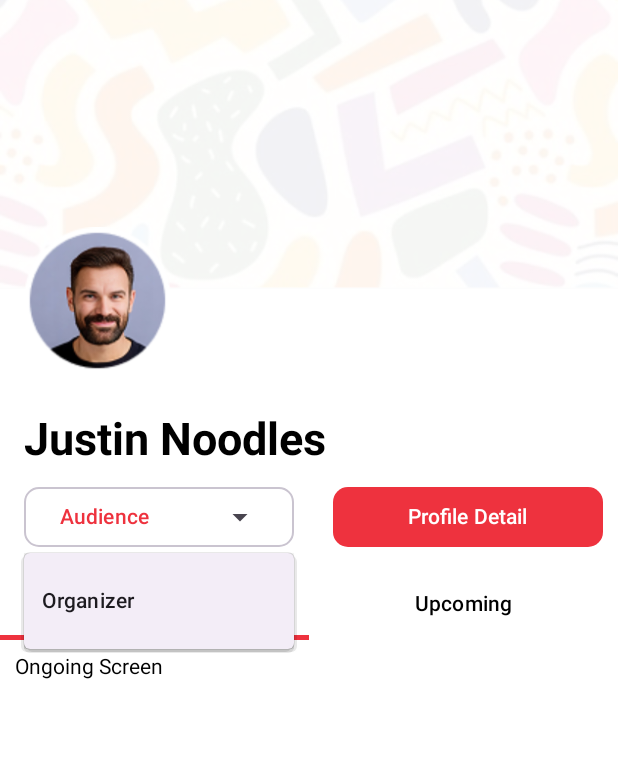
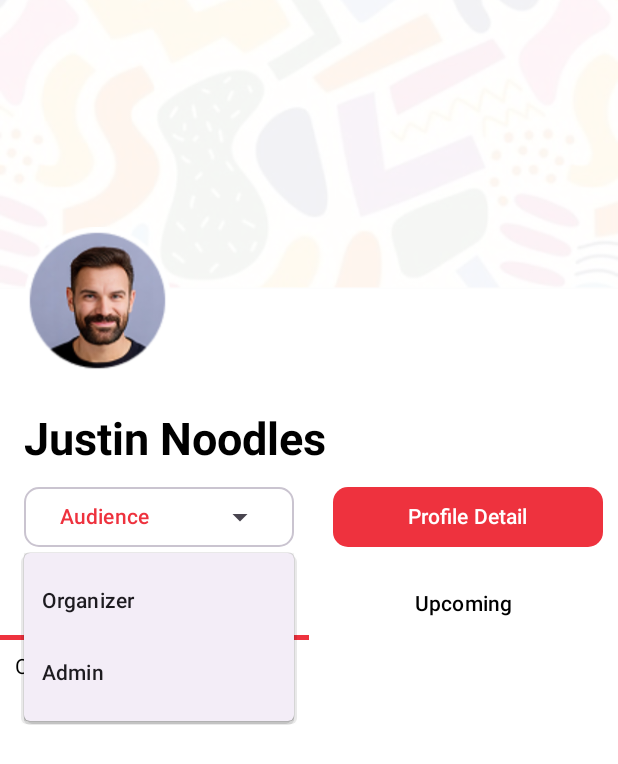
Before and after one commit to saipepu/Avents, an Android app built with Jetpack Compose: the ProfileView screen opened through its navigation route, after a tap on "Audience", on a phone screen of 412 x 824 dp. Shown: the top 764 px of the screen. Run offline under Robolectric (Android 15) with nearby library versions, the phone set to English and light mode, and no system bars; our stand-ins replace constraintlayout-compose.

Commit message:
Add: Event Creating View

```diff
--- a/app/build.gradle.kts
+++ b/app/build.gradle.kts
@@ -75,4 +75,7 @@ dependencies {
     implementation("io.coil-kt:coil-compose:2.4.0")
     implementation("androidx.core:core-ktx:1.7.0")
     implementation("androidx.constraintlayout:constraintlayout-compose:1.1.0")
+    implementation("androidx.compose.material:material-icons-extended:1.3.0")
+    implementation("com.google.accompanist:accompanist-permissions:0.29.0-alpha")
+    implementation("androidx.activity:activity-ktx:1.3.1")
 }
--- a/app/src/main/java/com/example/avents/MainActivity.kt
+++ b/app/src/main/java/com/example/avents/MainActivity.kt
@@ -8,6 +8,8 @@ import androidx.navigation.compose.composable
 import androidx.navigation.compose.rememberNavController
 import com.example.avents.view.auth.AuthView
 import com.example.avents.view.auth.OnBoardingView
+import com.example.avents.view.event.EventCreationForm
+import com.example.avents.view.event.EventCreationScreen
 import com.example.avents.view.home.HomeView
 import com.example.avents.view.profile.ProfileDetailView
 import com.example.avents.view.profile.ProfileView
@@ -18,7 +20,7 @@ class MainActivity : ComponentActivity() {
         super.onCreate(savedInstanceState)
         setContent {
             val navController = rememberNavController()
-            NavHost(navController = navController, startDestination = "profile") {
+            NavHost(navController = navController, startDestination = "event") {
                 composable("auth") {
                     AuthView(navController = navController)
                 }
@@ -34,6 +36,12 @@ class MainActivity : ComponentActivity() {
                 composable("profileDetail") {
                     ProfileDetailView(navController = navController)
                 }
+                composable("event") {
+                    EventCreationScreen(navController = navController)
+                }
+                composable("eventCreationForm") {
+                    EventCreationForm(navController = navController)
+                }
             }
         }
     }
--- /dev/null
+++ b/app/src/main/java/com/example/avents/view/event/EventCreationView.kt
@@ -0,0 +1,96 @@
+package com.example.avents.view.event
+
+import androidx.compose.foundation.Image
+import androidx.compose.foundation.background
+import androidx.compose.foundation.layout.fillMaxSize
+import androidx.compose.foundation.layout.fillMaxWidth
+import androidx.compose.foundation.layout.height
+import androidx.compose.foundation.layout.padding
+import androidx.compose.foundation.layout.width
+import androidx.compose.foundation.shape.RoundedCornerShape
+import androidx.compose.material3.Button
+import androidx.compose.material3.ButtonDefaults
+import androidx.compose.material3.MaterialTheme
+import androidx.compose.material3.Text
+import androidx.compose.runtime.Composable
+import androidx.compose.ui.Modifier
+import androidx.compose.ui.graphics.Color
+import androidx.compose.ui.res.painterResource
+import androidx.compose.ui.text.font.FontWeight
+import androidx.compose.ui.unit.dp
+import androidx.constraintlayout.compose.ConstraintLayout
+import androidx.navigation.NavHostController
+import com.example.avents.R
+import com.example.avents.ui.theme.Primary
+
+@Composable
+fun EventCreationScreen(
+    navController: NavHostController,
+) {
+    ConstraintLayout(
+        modifier = Modifier
+            .fillMaxSize()
+            .background(Color.White)
+    ) {
+        val (aventImage, eventPeople, description, hostEventButton) = createRefs()
+        val verticalCenter = createGuidelineFromTop(0.2f)
+
+        Image(
+            painter = painterResource(R.drawable.avents_create_logo),
+            contentDescription = "Avent Image",
+            modifier = Modifier
+                .constrainAs(aventImage) {
+                    top.linkTo(verticalCenter)
+                    start.linkTo(parent.start)
+                    end.linkTo(parent.end)
+                }
+                .width(250.dp)
+                .height(100.dp)
+        )
+
+        Image(
+            painter = painterResource(R.drawable.eventpeople),
+            contentDescription = "Event People",
+            modifier = Modifier
+                .constrainAs(eventPeople) {
+                    top.linkTo(aventImage.bottom)
+                    start.linkTo(parent.start, margin = 16.dp)
+                    end.linkTo(parent.end, margin = 16.dp)
+                }
+                .fillMaxWidth()
+                .height(250.dp)
+        )
+
+        Text(
+            text = "Simply submit your event for approval and watch as your idea transform into a memorable experience for attendees.",
+            fontSize = MaterialTheme.typography.titleMedium.fontSize,
+            modifier = Modifier
+                .constrainAs(description) {
+                    top.linkTo(eventPeople.bottom, margin = 15.dp)
+                    start.linkTo(parent.start)
+                }
+                .padding(horizontal = 16.dp)
+        )
+
+        Button(
+            onClick = {
+                navController.navigate("eventCreationForm")
+            },
+            modifier = Modifier
+                .constrainAs(hostEventButton) {
+                    top.linkTo(description.bottom, margin = 20.dp)
+                    start.linkTo(parent.start)
+                    end.linkTo(parent.end)
+                }
+                .width(150.dp),
+            colors = ButtonDefaults.buttonColors(
+                containerColor = Primary
+            ),
+            shape = RoundedCornerShape(10.dp)
+        ) {
+            Text(
+                text = "Host an Event"
+            )
+        }
+    }
+}
--- a/app/src/main/java/com/example/avents/view/profile/RoleSelectionScreen.kt
+++ b/app/src/main/java/com/example/avents/view/profile/RoleSelectionScreen.kt
@@ -17,6 +17,7 @@ fun RoleDropdown(
     modifier: Modifier = Modifier
 ) {
     var expanded by remember { mutableStateOf(false) }
+    val role = listOf("Audience", "Organizer", "Admin")
     val oppositeRole = if (selectedRole == "Audience") "Organizer" else "Audience"
 
     Box(modifier = modifier) {
@@ -43,13 +44,17 @@ fun RoleDropdown(
             modifier = Modifier
                 .width(180.dp)
         ) {
-            DropdownMenuItem(
-                text = { Text(text = oppositeRole) },
-                onClick = {
-                    onRoleSelected(oppositeRole)
-                    expanded = false
+            role.forEach { role ->
+                if (role != selectedRole) {
+                    DropdownMenuItem(
+                        text = { Text(text = role) },
+                        onClick = {
+                            onRoleSelected(role)
+                            expanded = false
+                        }
+                    )
                 }
-            )
+            }
         }
     }
 }
```
Also changed, not shown: app/src/main/java/com/example/avents/view/event/EventCreationForm.kt (added, +408 -0 lines), app/src/main/res/drawable/avents_create_logo.png (added), app/src/main/res/drawable/eventpeople.png (added).
